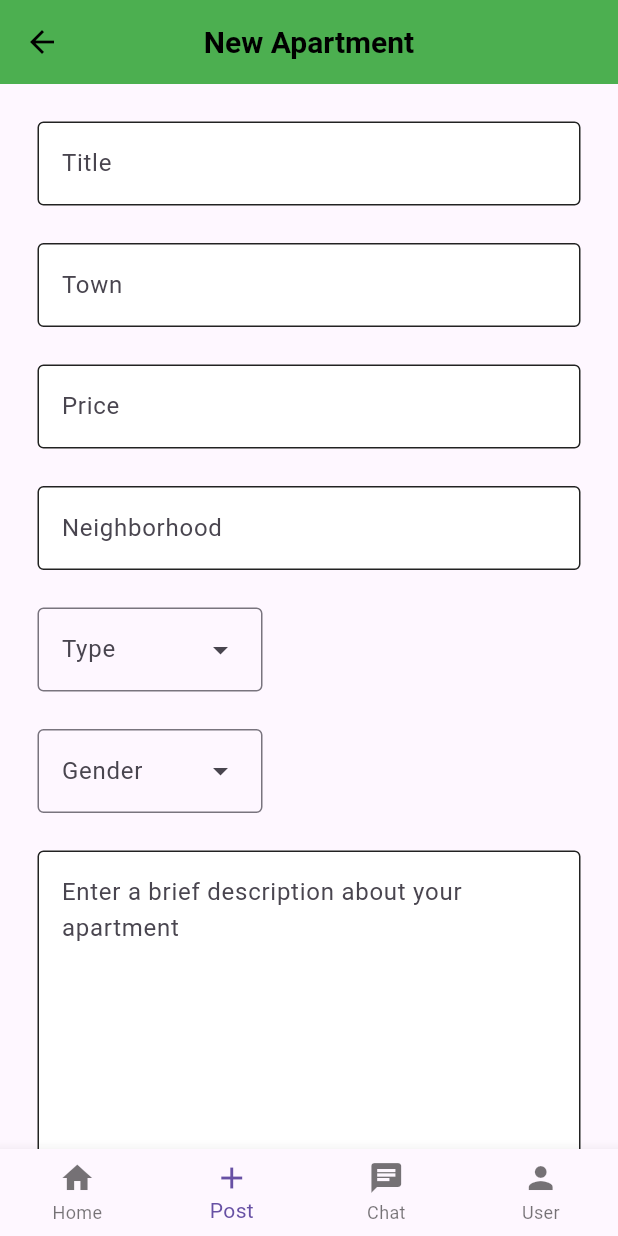
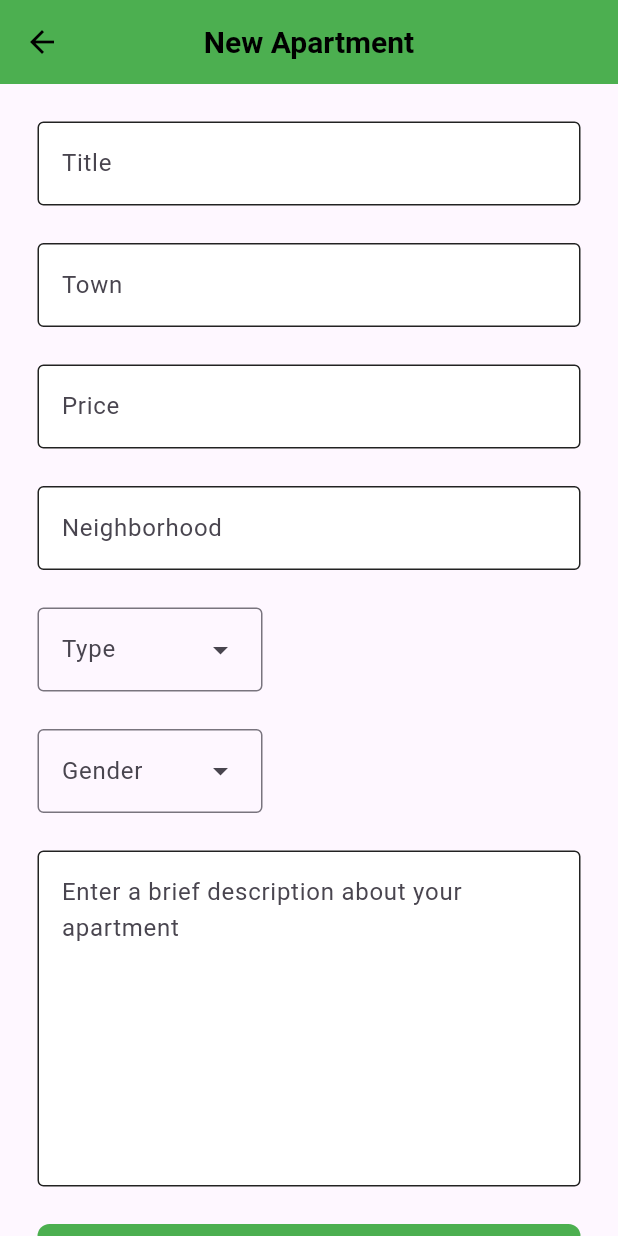
Before and after one commit to benjaminCMD/upr-housing, a Flutter app: the screen it shows once a user with an empty profile is signed in, item 2 of the bottom bar chosen, on a phone screen of 412 x 824 dp. Run offline on Flutter 3.47's test engine with Material 3 defaults, Android fonts, the phone set to English and light mode, and no system bars; our stand-ins replace cloud_firestore, firebase_auth, firebase_core; missing offline and left inert: dart:ffi; accounts and stored records are empty.

Commit message:
bottom navigation bar now disappears when choosing post

```diff
--- a/lib/components/navBar.dart
+++ b/lib/components/navBar.dart
@@ -37,7 +37,7 @@ class _NavbarState extends State<Navbar> {
 
     return Scaffold(
       body: states[myIndex],
-      bottomNavigationBar:  BottomNavigationBar(
+      bottomNavigationBar: myIndex!= 1 ? BottomNavigationBar(
       onTap: (index){
         setState(() {
           myIndex = index;
@@ -72,7 +72,7 @@ class _NavbarState extends State<Navbar> {
         ),
       ],
 
-      )
+      ): null,
       );
   }
 }
--- a/lib/pages/posting_Apt.dart
+++ b/lib/pages/posting_Apt.dart
@@ -4,6 +4,7 @@ import 'package:upr_housing/components/my_button.dart';
 import 'package:upr_housing/components/my_dropdown.dart';
 import 'package:upr_housing/components/my_largetextfield.dart';
 import 'package:upr_housing/components/my_textfield.dart';
+import 'package:upr_housing/components/navBar.dart';
 // import 'package:cloud_firestore/cloud_firestore.dart';
 import 'package:upr_housing/model/apartments.dart';
 import 'package:upr_housing/pages/home_page.dart';
@@ -66,13 +67,15 @@ class PostingAptAppState extends State<PostingAptApp> {
           onPressed: () {
             // Navigator.push(context, MaterialPageRoute(builder: (context) => HomePageApp()) );
             Navigator.pop(context);
+            Navigator.push(context, MaterialPageRoute(builder: (context) => Navbar()) );
           } ,
           icon: Icon(Icons.arrow_back_outlined),  color: Colors.black ,),
         centerTitle: true, // Centers the title
         backgroundColor: Color(0xFF4CAF50),
         // toolbarHeight: 35,
       ),
-      body: SafeArea(
+      body:
+      SafeArea(
         child: Center(
           child: ListView(
             children: [
```
